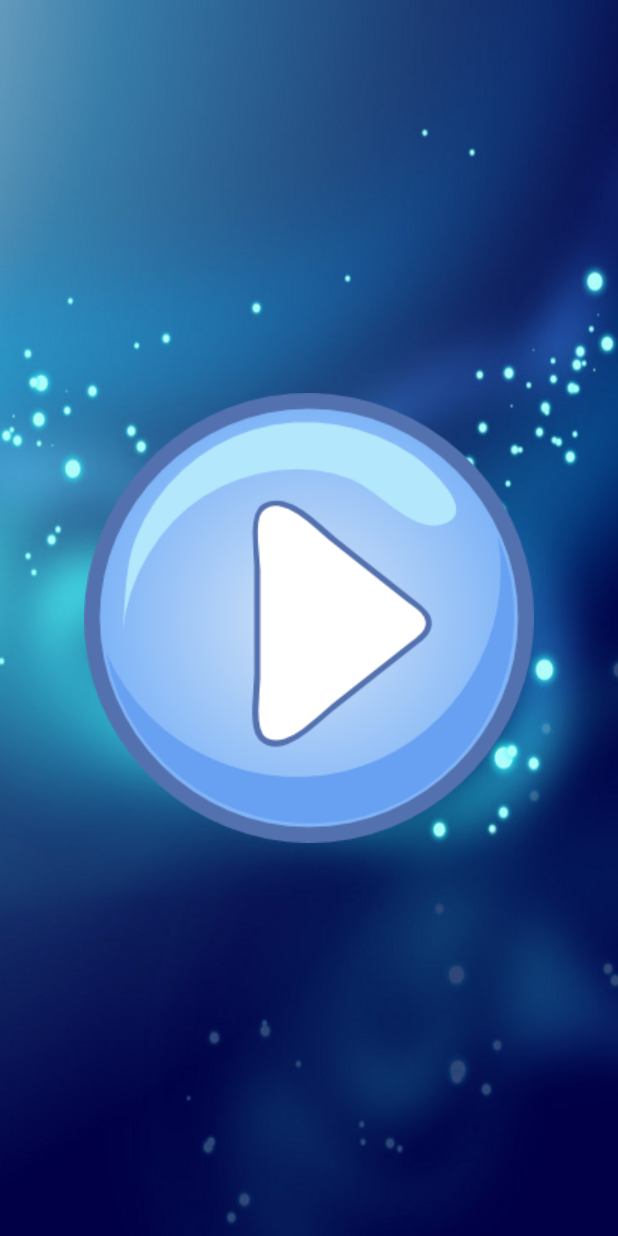
After one commit to NitchaP/MyTraffic20Aug2016, an Android app: the layout activity_splash_screen.xml on its own in the app's theme, with its tools: preview values and no code run, on a phone screen of 412 x 824 dp. The commit adds this screen. Run offline under Robolectric (Android 15) with nearby library versions, the phone set to English and light mode, and no system bars.

Commit message:
Design UI SplashScreen Finish

```diff
--- a/app/src/main/java/momo/caramelgap/trafficcar/MainTraffic.java
+++ b/app/src/main/java/momo/caramelgap/trafficcar/MainTraffic.java
@@ -110,7 +110,7 @@ public class MainTraffic extends AppCompatActivity {
         TrafficAdapter trafficAdapter = new TrafficAdapter(this, iconInts, titleStrings, detailShortStrings, StockStrings, priceStrings);
         trafficListView.setAdapter(trafficAdapter);
 
-        //onclick ListView
+        //onclick ListView  ลิงค์ไปหน้าอื่น
         trafficListView.setOnItemClickListener(new AdapterView.OnItemClickListener() {
             @Override
             public void onItemClick(AdapterView<?> adapterView, View view, int i, long l) {
--- /dev/null
+++ b/app/src/main/res/layout/activity_splash_screen.xml
@@ -0,0 +1,20 @@
+<?xml version="1.0" encoding="utf-8"?>
+<RelativeLayout xmlns:android="http://schemas.android.com/apk/res/android"
+    xmlns:tools="http://schemas.android.com/tools"
+    android:layout_width="match_parent"
+    android:layout_height="match_parent"
+    android:paddingBottom="@dimen/activity_vertical_margin"
+    android:paddingLeft="@dimen/activity_horizontal_margin"
+    android:paddingRight="@dimen/activity_horizontal_margin"
+    android:paddingTop="@dimen/activity_vertical_margin"
+    tools:context="momo.caramelgap.trafficcar.SplashScreen"
+    android:background="@drawable/bg8">
+
+    <ImageView
+        android:layout_width="wrap_content"
+        android:layout_height="wrap_content"
+        android:id="@+id/imageView3"
+        android:layout_centerInParent="true"
+        android:layout_gravity="center"
+        android:src="@drawable/play_blue" />
+</RelativeLayout>
```
Also changed, not shown: app/src/main/AndroidManifest.xml (+6 -3 lines), app/src/main/java/momo/caramelgap/trafficcar/DetailActivity.java (+8 -0 lines), app/src/main/java/momo/caramelgap/trafficcar/SplashScreen.java (added, +13 -0 lines), app/src/main/res/drawable/play_blue.png (added).
